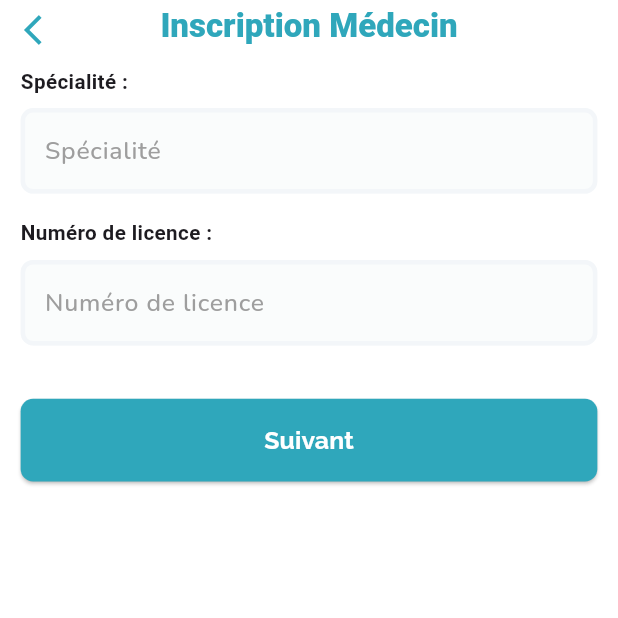
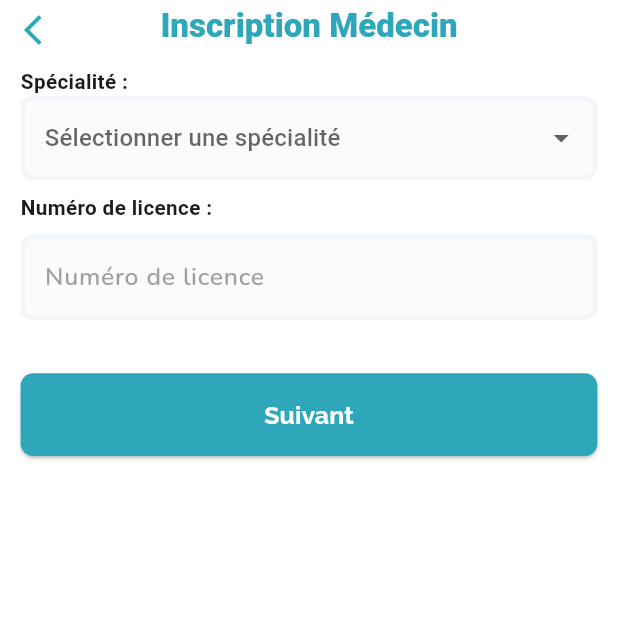
Before and after one commit to NidhalBoumaiza/medical_app, a Flutter app: the SignupMedecinScreen screen opened directly with empty values, on a phone screen of 412 x 824 dp, the top half of it. Run offline on Flutter 3.47's test engine with Material 3 defaults, Android fonts, the phone set to English and light mode, and no system bars; our stand-ins replace animated_toggle_switch, awesome_snackbar_content, bloc, cloud_firestore, dartz, equatable and 14 more; accounts and stored records are empty.

Commit message:
rdv cool needs some more fixes

```diff
--- a/lib/features/authentication/presentation/pages/signup_medecin_screen.dart
+++ b/lib/features/authentication/presentation/pages/signup_medecin_screen.dart
@@ -5,6 +5,7 @@ import 'package:google_fonts/google_fonts.dart';
 import '../../../../core/utils/app_colors.dart';
 import '../../../../core/widgets/reusable_text_field_widget.dart';
 import '../../domain/entities/medecin_entity.dart';
+import '../../../../core/specialties.dart';
 import 'password_screen.dart';
 
 class SignupMedecinScreen extends StatefulWidget {
@@ -18,8 +19,8 @@ class SignupMedecinScreen extends StatefulWidget {
 
 class _SignupMedecinScreenState extends State<SignupMedecinScreen> {
   final GlobalKey<FormState> _formKey = GlobalKey<FormState>();
-  final TextEditingController specialiteController = TextEditingController();
   final TextEditingController numLicenceController = TextEditingController();
+  String? selectedSpecialty;
 
   @override
   Widget build(BuildContext context) {
@@ -66,17 +67,65 @@ class _SignupMedecinScreenState extends State<SignupMedecinScreen> {
                         fontWeight: FontWeight.w700,
                       ),
                     ),
-                    ReusableTextFieldWidget(
-                      controller: specialiteController,
-                      fillColor: const Color(0xfffafcfc),
-                      borderSide: const BorderSide(
-                        color: Color(0xfff3f6f9),
-                        width: 3,
-                        style: BorderStyle.solid,
+                    DropdownButtonFormField<String>(
+                      decoration: InputDecoration(
+                        filled: true,
+                        fillColor: const Color(0xfffafcfc),
+                        border: OutlineInputBorder(
+                          borderRadius: BorderRadius.circular(30.r),
+                          borderSide: const BorderSide(
+                            color: Color(0xfff3f6f9),
+                            width: 3,
+                            style: BorderStyle.solid,
+                          ),
+                        ),
+                        enabledBorder: OutlineInputBorder(
+                          borderRadius: BorderRadius.circular(30.r),
+                          borderSide: const BorderSide(
+                            color: Color(0xfff3f6f9),
+                            width: 3,
+                            style: BorderStyle.solid,
+                          ),
+                        ),
+                        focusedBorder: OutlineInputBorder(
+                          borderRadius: BorderRadius.circular(30.r),
+                          borderSide: BorderSide(
+                            color: AppColors.primaryColor,
+                            width: 3,
+                          ),
+                        ),
+                        hintText: "Sélectionner une spécialité".tr,
+                        hintStyle: GoogleFonts.raleway(
+                          color: Colors.grey,
+                          fontSize: 45.sp,
+                          fontWeight: FontWeight.w500,
+                        ),
                       ),
-                      hintText: "Spécialité".tr,
-                      keyboardType: TextInputType.text,
-                      errorMessage: "Spécialité est obligatoire".tr,
+                      value: selectedSpecialty,
+                      items: specialties
+                          .map((specialty) => DropdownMenuItem(
+                        value: specialty,
+                        child: Text(
+                          specialty,
+                          style: GoogleFonts.raleway(
+                            fontSize: 45.sp,
+                            fontWeight: FontWeight.w600,
+                            color: Colors.black,
+                          ),
+                        ),
+                      ))
+                          .toList(),
+                      onChanged: (value) {
+                        setState(() {
+                          selectedSpecialty = value;
+                        });
+                      },
+                      validator: (value) {
+                        if (value == null || value.isEmpty) {
+                          return "Spécialité est obligatoire".tr;
+                        }
+                        return null;
+                      },
                     ),
                     SizedBox(height: 30.h),
                     Text(
@@ -119,7 +168,7 @@ class _SignupMedecinScreenState extends State<SignupMedecinScreen> {
                               gender: widget.medecinEntity.gender,
                               phoneNumber: widget.medecinEntity.phoneNumber,
                               dateOfBirth: widget.medecinEntity.dateOfBirth,
-                              speciality: specialiteController.text,
+                              speciality: selectedSpecialty!,
                               numLicence: numLicenceController.text,
                             );
                             Get.to(() => PasswordScreen(entity: updatedMedecinEntity));
@@ -144,4 +193,10 @@ class _SignupMedecinScreenState extends State<SignupMedecinScreen> {
       ),
     );
   }
+
+  @override
+  void dispose() {
+    numLicenceController.dispose();
+    super.dispose();
+  }
 }
--- a/lib/features/rendez_vous/domain/entities/rendez_vous_entity.dart
+++ b/lib/features/rendez_vous/domain/entities/rendez_vous_entity.dart
@@ -8,7 +8,7 @@ class RendezVousEntity extends Equatable {
   final String? doctorName; // Optional doctor name
   final String? speciality; // Optional speciality
   final DateTime startTime; // Required start time
-  final String status; // Required status: 'En attente', 'Accepté', 'Refusé'
+  final String status; // Required status: 'pending', 'accepted', 'refused'
 
   const RendezVousEntity({
     this.id,
--- a/lib/features/rendez_vous/presentation/blocs/rendez-vous BLoC/rendez_vous_bloc.dart
+++ b/lib/features/rendez_vous/presentation/blocs/rendez-vous BLoC/rendez_vous_bloc.dart
@@ -115,7 +115,10 @@ class RendezVousBloc extends Bloc<RendezVousEvent, RendezVousState> {
       case ServerFailure:
         return 'Une erreur serveur s\'est produite';
       case ServerMessageFailure:
-        return (failure as ServerMessageFailure).message;
+        final message = (failure as ServerMessageFailure).message;
+        return message == 'Rendezvous not found'
+            ? 'Consultation non trouvée'
+            : message;
       case OfflineFailure:
         return 'Pas de connexion internet';
       case EmptyCacheFailure:
```
Also changed, not shown: lib/features/rendez_vous/data/data sources/rdv_remote_data_source.dart (+5 -10 lines), lib/features/rendez_vous/data/repositories/rendez_vous_repository_impl.dart (+32 -7 lines), lib/features/rendez_vous/presentation/pages/RendezVousMedecin.dart (+89 -50 lines), 1 other file.
